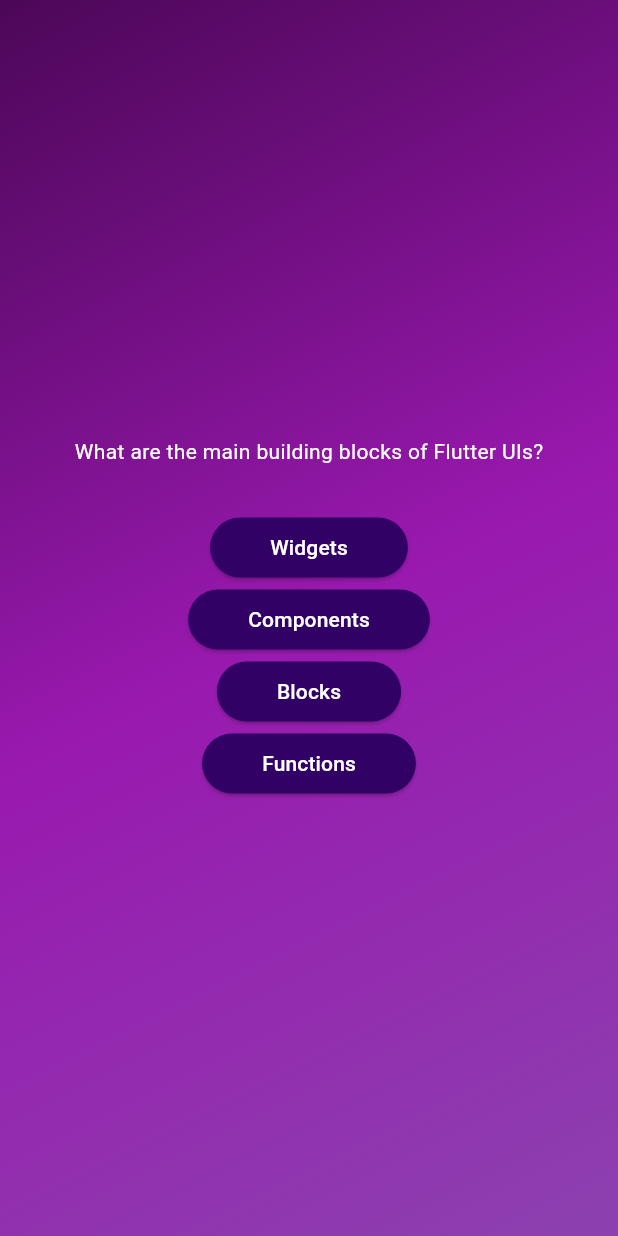
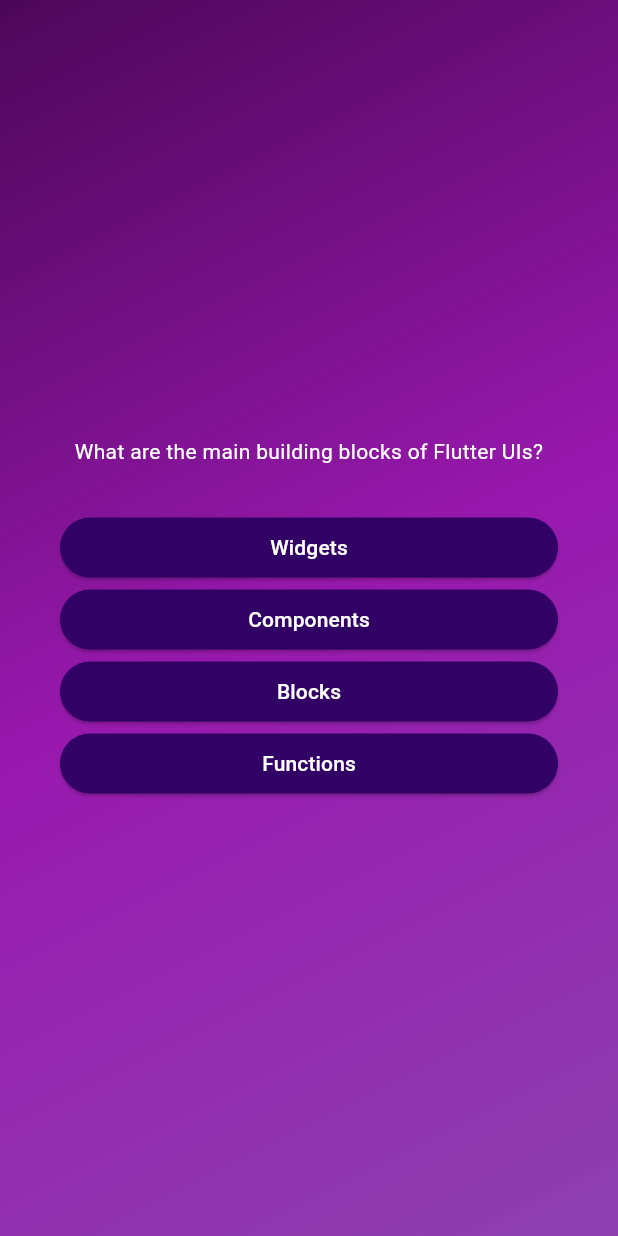
Before and after one commit to prithvirajbaral/quizz_app, a Flutter app: the screen it shows after launch, after a tap on "Start Quiz", on a phone screen of 412 x 824 dp. Run offline on Flutter 3.47's test engine with Material 3 defaults, Android fonts, the phone set to English and light mode, and no system bars.

Commit message:
add Container widget for margin. also add crossAxisAlignment: CrossAxisAlignment.stretch, // it will stretch out as wide as possible to fill the entire column width

```diff
--- a/lib/question_screen.dart
+++ b/lib/question_screen.dart
@@ -17,12 +17,17 @@ class _QuestionScreen extends State<QuestionScreen> {
     final currentQuestion = questions[0];
     return SizedBox(
       width: double.infinity, //to take as much space you can
+      child: Container(
+        margin: const EdgeInsets.all(40),
         child: Column(
           mainAxisAlignment: MainAxisAlignment.center,
+          crossAxisAlignment: CrossAxisAlignment
+              .stretch, // it will stretch out as wide as possible to fill the entire column width
           children: [
             Text(
               currentQuestion.text,
               style: const TextStyle(color: Colors.white),
+              textAlign: TextAlign.center,
             ),
             const SizedBox(
               height: 30,
@@ -32,6 +37,7 @@ class _QuestionScreen extends State<QuestionScreen> {
             })
           ],
         ),
+      ),
     );
   }
 }
```
Lines whose indentation alone changed are shown as unchanged.
